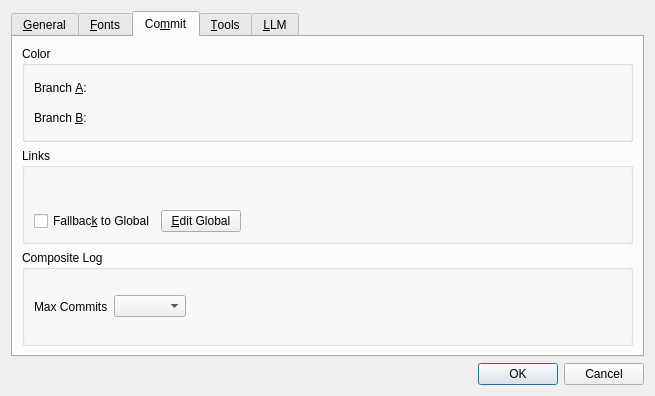
This is qgitc/preferences.ui in timxx/qgitc as Qt 5 draws it before an edit. The edited form follows.
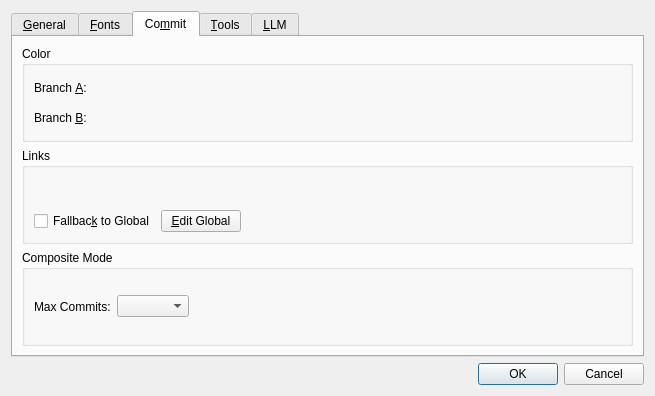
This is the edited form. Custom widgets are drawn as their Qt base class.

Commit message: Update zh_CN translation

Diff of the .ui file:
```diff
--- a/qgitc/preferences.ui
+++ b/qgitc/preferences.ui
@@ -408,13 +408,13 @@
        <item>
         <widget class="QGroupBox" name="groupBox_10">
          <property name="title">
-          <string>Composite Log</string>
+          <string>Composite Mode</string>
          </property>
          <layout class="QHBoxLayout" name="horizontalLayout_5">
           <item>
            <widget class="QLabel" name="label_17">
             <property name="text">
-             <string>Max Commits</string>
+             <string>Max Commits:</string>
             </property>
            </widget>
           </item>
```
The commit also changes 2 other files.
